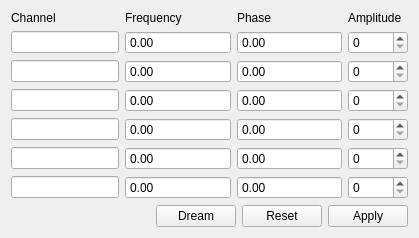
Above: ui/DDS.ui from MonroeQuantumNetworks/IonControl before the change. Below: the same form after it.
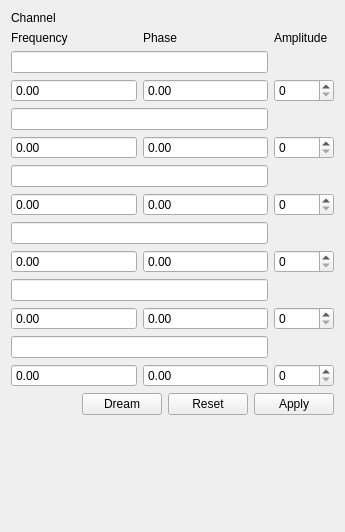
That is the form after the change. Custom widgets are drawn as their Qt base class.

```diff
--- a/ui/DDS.ui
+++ b/ui/DDS.ui
@@ -6,8 +6,8 @@
    <rect>
     <x>0</x>
     <y>0</y>
-    <width>419</width>
-    <height>226</height>
+    <width>345</width>
+    <height>532</height>
    </rect>
   </property>
   <property name="windowTitle">
@@ -26,44 +26,28 @@
        </property>
       </widget>
      </item>
-     <item row="0" column="1">
+     <item row="1" column="0">
       <widget class="QLabel" name="label">
        <property name="text">
         <string>Frequency</string>
        </property>
       </widget>
      </item>
-     <item row="0" column="2">
+     <item row="1" column="1">
       <widget class="QLabel" name="label_2">
        <property name="text">
         <string>Phase</string>
        </property>
       </widget>
      </item>
-     <item row="0" column="3">
+     <item row="1" column="2">
       <widget class="QLabel" name="label_3">
        <property name="text">
         <string>Amplitude</string>
        </property>
       </widget>
      </item>
-     <item row="1" column="0">
-      <widget class="QLineEdit" name="channelEdit0">
-       <property name="sizePolicy">
-        <sizepolicy hsizetype="MinimumExpanding" vsizetype="Fixed">
-         <horstretch>0</horstretch>
-         <verstretch>0</verstretch>
-        </sizepolicy>
-       </property>
-       <property name="minimumSize">
-        <size>
-         <width>0</width>
-         <height>0</height>
-        </size>
-       </property>
-      </widget>
-     </item>
-     <item row="1" column="1">
+     <item row="3" column="0">
       <widget class="MagnitudeSpinBox" name="frequencyBox0">
        <property name="sizePolicy">
         <sizepolicy hsizetype="MinimumExpanding" vsizetype="Fixed">
@@ -76,7 +60,7 @@
        </property>
       </widget>
      </item>
-     <item row="1" column="2">
+     <item row="3" column="1">
       <widget class="MagnitudeSpinBox" name="phaseBox0">
        <property name="sizePolicy">
         <sizepolicy hsizetype="MinimumExpanding" vsizetype="Fixed">
@@ -89,7 +73,7 @@
        </property>
       </widget>
      </item>
-     <item row="1" column="3">
+     <item row="3" column="2">
       <widget class="QSpinBox" name="amplitudeBox0">
        <property name="minimumSize">
         <size>
@@ -102,17 +86,7 @@
        </property>
       </widget>
      </item>
-     <item row="2" column="0">
-      <widget class="QLineEdit" name="channelEdit1">
-       <property name="sizePolicy">
-        <sizepolicy hsizetype="MinimumExpanding" vsizetype="Fixed">
-         <horstretch>0</horstretch>
-         <verstretch>0</verstretch>
-        </sizepolicy>
-       </property>
-      </widget>
-     </item>
-     <item row="2" column="1">
+     <item row="5" column="0">
       <widget class="MagnitudeSpinBox" name="frequencyBox1">
        <property name="sizePolicy">
         <sizepolicy hsizetype="MinimumExpanding" vsizetype="Fixed">
@@ -125,7 +99,7 @@
        </property>
       </widget>
      </item>
-     <item row="2" column="2">
+     <item row="5" column="1">
       <widget class="MagnitudeSpinBox" name="phaseBox1">
        <property name="sizePolicy">
         <sizepolicy hsizetype="MinimumExpanding" vsizetype="Fixed">
@@ -138,7 +112,7 @@
        </property>
       </widget>
      </item>
-     <item row="2" column="3">
+     <item row="5" column="2">
       <widget class="QSpinBox" name="amplitudeBox1">
        <property name="minimumSize">
         <size>
@@ -151,17 +125,7 @@
        </property>
       </widget>
      </item>
-     <item row="3" column="0">
-      <widget class="QLineEdit" name="channelEdit2">
-       <property name="sizePolicy">
-        <sizepolicy hsizetype="MinimumExpanding" vsizetype="Fixed">
-         <horstretch>0</horstretch>
-         <verstretch>0</verstretch>
-        </sizepolicy>
-       </property>
-      </widget>
-     </item>
-     <item row="3" column="1">
+     <item row="7" column="0">
       <widget class="MagnitudeSpinBox" name="frequencyBox2">
        <property name="sizePolicy">
         <sizepolicy hsizetype="MinimumExpanding" vsizetype="Fixed">
@@ -174,7 +138,7 @@
        </property>
       </widget>
      </item>
-     <item row="3" column="2">
+     <item row="7" column="1">
       <widget class="MagnitudeSpinBox" name="phaseBox2">
        <property name="sizePolicy">
         <sizepolicy hsizetype="MinimumExpanding" vsizetype="Fixed">
@@ -187,7 +151,7 @@
        </property>
       </widget>
      </item>
-     <item row="3" column="3">
+     <item row="7" column="2">
       <widget class="QSpinBox" name="amplitudeBox2">
        <property name="minimumSize">
         <size>
@@ -200,17 +164,7 @@
        </property>
       </widget>
      </item>
-     <item row="4" column="0">
-      <widget class="QLineEdit" name="channelEdit3">
-       <property name="sizePolicy">
-        <sizepolicy hsizetype="MinimumExpanding" vsizetype="Fixed">
-         <horstretch>0</horstretch>
-         <verstretch>0</verstretch>
-        </sizepolicy>
-       </property>
-      </widget>
-     </item>
-     <item row="4" column="1">
+     <item row="9" column="0">
       <widget class="MagnitudeSpinBox" name="frequencyBox3">
        <property name="sizePolicy">
         <sizepolicy hsizetype="MinimumExpanding" vsizetype="Fixed">
@@ -223,7 +177,7 @@
        </property>
       </widget>
      </item>
-     <item row="4" column="2">
+     <item row="9" column="1">
       <widget class="MagnitudeSpinBox" name="phaseBox3">
        <property name="sizePolicy">
         <sizepolicy hsizetype="MinimumExpanding" vsizetype="Fixed">
@@ -236,7 +190,7 @@
        </property>
       </widget>
      </item>
-     <item row="4" column="3">
+     <item row="9" column="2">
       <widget class="QSpinBox" name="amplitudeBox3">
        <property name="minimumSize">
         <size>
@@ -249,17 +203,7 @@
        </property>
       </widget>
      </item>
-     <item row="5" column="0">
-      <widget class="QLineEdit" name="channelEdit4">
-       <property name="sizePolicy">
-        <sizepolicy hsizetype="MinimumExpanding" vsizetype="Fixed">
-         <horstretch>0</horstretch>
-         <verstretch>0</verstretch>
-        </sizepolicy>
-       </property>
-      </widget>
-     </item>
-     <item row="5" column="1">
+     <item row="11" column="0">
       <widget class="MagnitudeSpinBox" name="frequencyBox4">
        <property name="sizePolicy">
         <sizepolicy hsizetype="MinimumExpanding" vsizetype="Fixed">
@@ -272,7 +216,7 @@
        </property>
       </widget>
      </item>
-     <item row="5" column="2">
+     <item row="11" column="1">
       <widget class="MagnitudeSpinBox" name="phaseBox4">
        <property name="sizePolicy">
         <sizepolicy hsizetype="MinimumExpanding" vsizetype="Fixed">
@@ -285,7 +229,7 @@
        </property>
       </widget>
      </item>
-     <item row="5" column="3">
+     <item row="11" column="2">
       <widget class="QSpinBox" name="amplitudeBox4">
        <property name="minimumSize">
         <size>
@@ -298,17 +242,7 @@
        </property>
       </widget>
      </item>
-     <item row="6" column="0">
-      <widget class="QLineEdit" name="channelEdit5">
-       <property name="sizePolicy">
-        <sizepolicy hsizetype="Fixed" vsizetype="Fixed">
-         <horstretch>0</horstretch>
-         <verstretch>0</verstretch>
-        </sizepolicy>
-       </property>
-      </widget>
-     </item>
-     <item row="6" column="1">
+     <item row="13" column="0">
       <widget class="MagnitudeSpinBox" name="frequencyBox5">
        <property name="sizePolicy">
         <sizepolicy hsizetype="MinimumExpanding" vsizetype="Fixed">
@@ -321,7 +255,7 @@
        </property>
       </widget>
      </item>
-     <item row="6" column="2">
+     <item row="13" column="1">
       <widget class="MagnitudeSpinBox" name="phaseBox5">
        <property name="sizePolicy">
         <sizepolicy hsizetype="MinimumExpanding" vsizetype="Fixed">
@@ -334,7 +268,7 @@
        </property>
       </widget>
      </item>
-     <item row="6" column="3">
+     <item row="13" column="2">
       <widget class="QSpinBox" name="amplitudeBox5">
        <property name="minimumSize">
         <size>
@@ -347,6 +281,72 @@
        </property>
       </widget>
      </item>
+     <item row="2" column="0" colspan="2">
+      <widget class="QLineEdit" name="channelEdit0">
+       <property name="sizePolicy">
+        <sizepolicy hsizetype="MinimumExpanding" vsizetype="Fixed">
+         <horstretch>0</horstretch>
+         <verstretch>0</verstretch>
+        </sizepolicy>
+       </property>
+       <property name="minimumSize">
+        <size>
+         <width>0</width>
+         <height>0</height>
+        </size>
+       </property>
+      </widget>
+     </item>
+     <item row="4" column="0" colspan="2">
+      <widget class="QLineEdit" name="channelEdit1">
+       <property name="sizePolicy">
+        <sizepolicy hsizetype="MinimumExpanding" vsizetype="Fixed">
+         <horstretch>0</horstretch>
+         <verstretch>0</verstretch>
+        </sizepolicy>
+       </property>
+      </widget>
+     </item>
+     <item row="6" column="0" colspan="2">
+      <widget class="QLineEdit" name="channelEdit2">
+       <property name="sizePolicy">
+        <sizepolicy hsizetype="MinimumExpanding" vsizetype="Fixed">
+         <horstretch>0</horstretch>
+         <verstretch>0</verstretch>
+        </sizepolicy>
+       </property>
+      </widget>
+     </item>
+     <item row="8" column="0" colspan="2">
+      <widget class="QLineEdit" name="channelEdit3">
+       <property name="sizePolicy">
+        <sizepolicy hsizetype="MinimumExpanding" vsizetype="Fixed">
+         <horstretch>0</horstretch>
+         <verstretch>0</verstretch>
+        </sizepolicy>
+       </property>
+      </widget>
+     </item>
+     <item row="10" column="0" colspan="2">
+      <widget class="QLineEdit" name="channelEdit4">
+       <property name="sizePolicy">
+        <sizepolicy hsizetype="MinimumExpanding" vsizetype="Fixed">
+         <horstretch>0</horstretch>
+         <verstretch>0</verstretch>
+        </sizepolicy>
+       </property>
+      </widget>
+     </item>
+     <item row="12" column="0" colspan="2">
+      <widget class="QLineEdit" name="channelEdit5">
+       <property name="sizePolicy">
+        <sizepolicy hsizetype="MinimumExpanding" vsizetype="Fixed">
+         <horstretch>0</horstretch>
+         <verstretch>0</verstretch>
+        </sizepolicy>
+       </property>
+      </widget>
+     </item>
     </layout>
    </item>
    <item>
```
